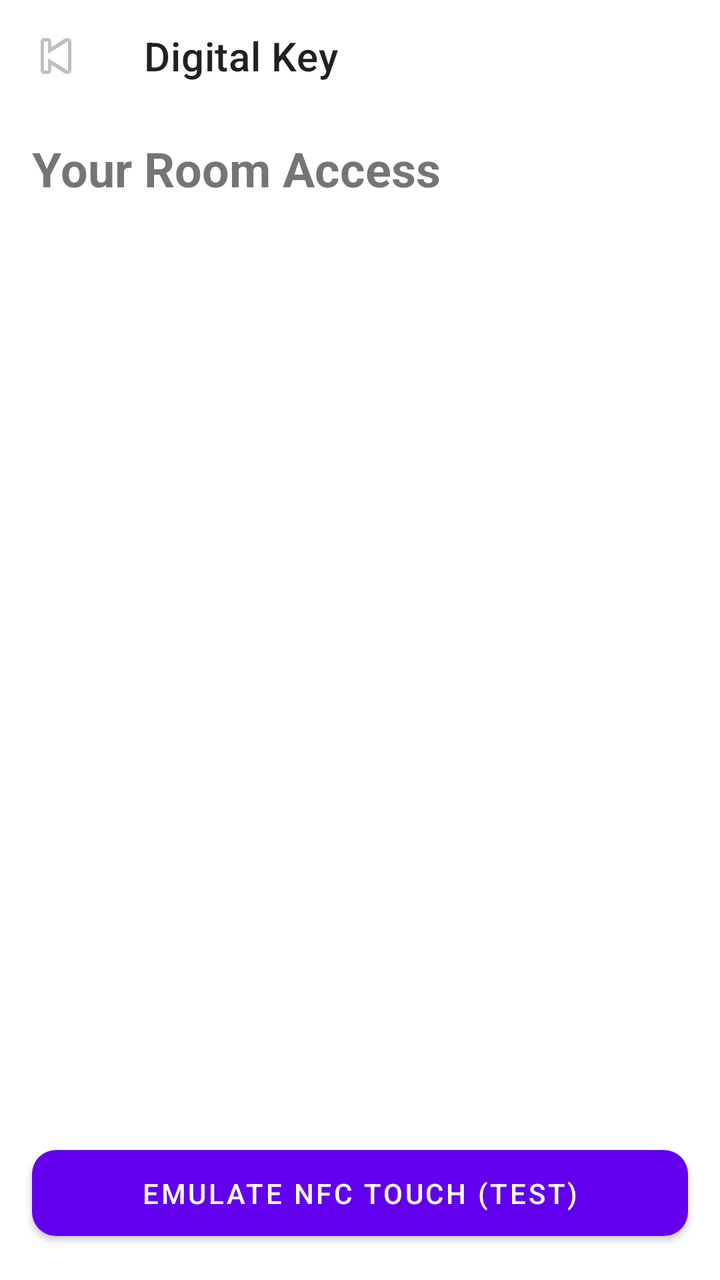
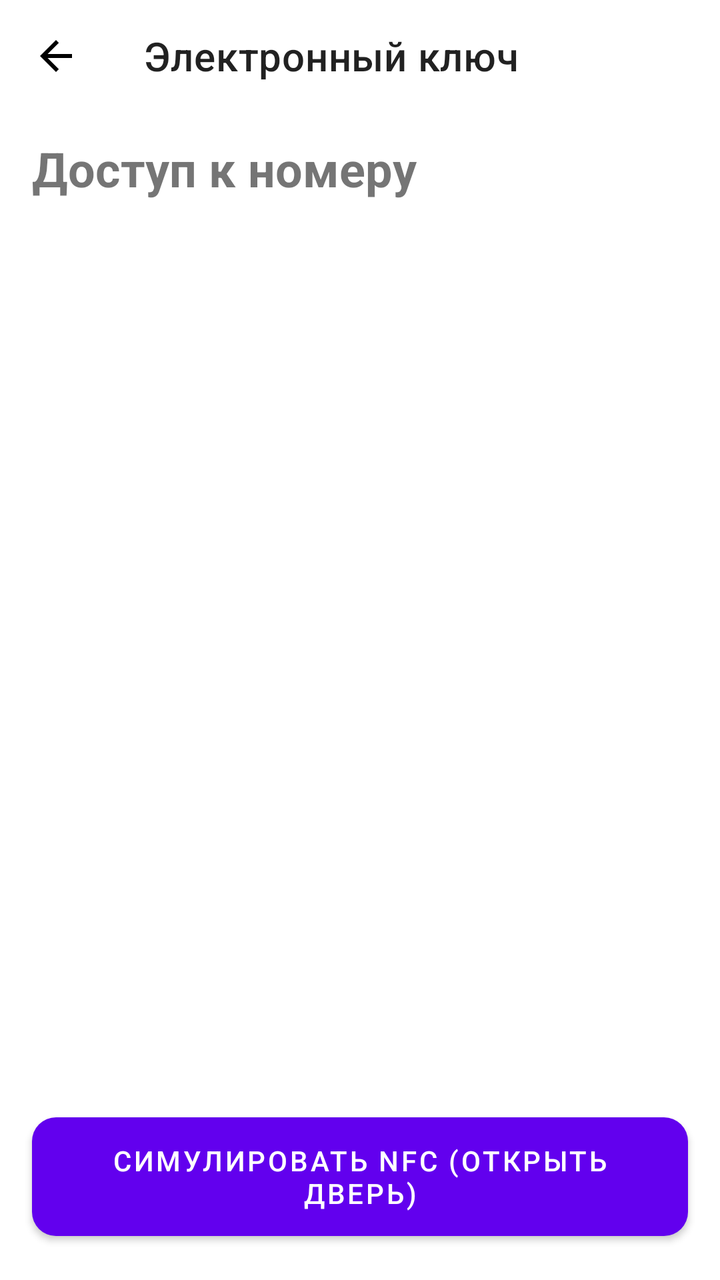

Compare the two renders of this Android layout. The source of the first and the diff that turns it into the second are given below.
<!-- AndroidManifest.xml: application theme Theme.Hotel_App -->
<!-- res/layout/fragment_key.xml -->
<?xml version="1.0" encoding="utf-8"?>
<androidx.constraintlayout.widget.ConstraintLayout xmlns:android="http://schemas.android.com/apk/res/android"
    xmlns:app="http://schemas.android.com/apk/res-auto"
    xmlns:tools="http://schemas.android.com/tools"
    android:layout_width="match_parent"
    android:layout_height="match_parent">

    <com.google.android.material.appbar.MaterialToolbar
        android:id="@+id/toolbar"
        android:layout_width="0dp"
        android:layout_height="?attr/actionBarSize"
        android:background="?attr/colorSurface"
        app:layout_constraintEnd_toEndOf="parent"
        app:layout_constraintStart_toStartOf="parent"
        app:layout_constraintTop_toTopOf="parent"
        app:navigationIcon="@android:drawable/ic_media_previous"
        app:title="Digital Key" />

    <TextView
        android:id="@+id/tvTitle"
        android:layout_width="wrap_content"
        android:layout_height="wrap_content"
        android:layout_marginStart="16dp"
        android:layout_marginTop="12dp"
        android:text="Your Room Access"
        android:textSize="24sp"
        android:textStyle="bold"
        app:layout_constraintStart_toStartOf="parent"
        app:layout_constraintTop_toBottomOf="@id/toolbar" />

    <androidx.recyclerview.widget.RecyclerView
        android:id="@+id/rvKeys"
        android:layout_width="match_parent"
        android:layout_height="0dp"
        android:layout_marginHorizontal="16dp"
        android:layout_marginTop="16dp"
        app:layoutManager="androidx.recyclerview.widget.LinearLayoutManager"
        app:layout_constraintBottom_toTopOf="@id/btnEmulateNfc"
        app:layout_constraintTop_toBottomOf="@id/tvTitle"
        tools:listitem="@layout/layout_item_nfc_key" />

    <com.google.android.material.button.MaterialButton
        android:id="@+id/btnEmulateNfc"
        android:layout_width="match_parent"
        android:layout_height="wrap_content"
        android:layout_margin="16dp"
        android:padding="12dp"
        android:text="Emulate NFC Touch (Test)"
        app:cornerRadius="12dp"
        app:layout_constraintBottom_toBottomOf="parent" />

    <ProgressBar
        android:id="@+id/progressBar"
        android:layout_width="wrap_content"
        android:layout_height="wrap_content"
        android:visibility="gone"
        app:layout_constraintBottom_toBottomOf="parent"
        app:layout_constraintEnd_toEndOf="parent"
        app:layout_constraintStart_toStartOf="parent"
        app:layout_constraintTop_toTopOf="parent" />

</androidx.constraintlayout.widget.ConstraintLayout>
<!-- res/layout/layout_item_nfc_key.xml (included above) -->
<?xml version="1.0" encoding="utf-8"?>
<androidx.cardview.widget.CardView xmlns:android="http://schemas.android.com/apk/res/android"
    xmlns:app="http://schemas.android.com/apk/res-auto"
    android:layout_width="match_parent"
    android:layout_height="wrap_content"
    android:layout_margin="8dp"
    app:cardCornerRadius="16dp"
    app:cardElevation="4dp">

    <androidx.constraintlayout.widget.ConstraintLayout
        android:layout_width="match_parent"
        android:layout_height="wrap_content"
        android:background="@drawable/gradient_key_card"
        android:padding="24dp">

        <ImageView
            android:id="@+id/ivNfcIcon"
            android:layout_width="64dp"
            android:layout_height="64dp"
            android:src="@drawable/ic_nfc"
            app:layout_constraintEnd_toEndOf="parent"
            app:layout_constraintStart_toStartOf="parent"
            app:layout_constraintTop_toTopOf="parent"
            app:tint="@android:color/white" />

        <TextView
            android:id="@+id/tvNfcStatus"
            android:layout_width="wrap_content"
            android:layout_height="wrap_content"
            android:layout_marginTop="16dp"
            android:text="Ready to Unlock"
            android:textColor="@android:color/white"
            android:textSize="18sp"
            android:textStyle="bold"
            app:layout_constraintEnd_toEndOf="parent"
            app:layout_constraintStart_toStartOf="parent"
            app:layout_constraintTop_toBottomOf="@id/ivNfcIcon" />

        <TextView
            android:id="@+id/tvRoomNumber"
            android:layout_width="wrap_content"
            android:layout_height="wrap_content"
            android:layout_marginTop="24dp"
            android:text="ROOM 304"
            android:textColor="@android:color/white"
            android:textSize="28sp"
            android:textStyle="bold"
            app:layout_constraintStart_toStartOf="parent"
            app:layout_constraintTop_toBottomOf="@id/tvNfcStatus" />

        <TextView
            android:id="@+id/tvRoomType"
            android:layout_width="wrap_content"
            android:layout_height="wrap_content"
            android:text="Deluxe Suite"
            android:textColor="#CCCCCC"
            android:textSize="14sp"
            app:layout_constraintStart_toStartOf="@id/tvRoomNumber"
            app:layout_constraintTop_toBottomOf="@id/tvRoomNumber" />

        <TextView
            android:id="@+id/tvValidUntil"
            android:layout_width="wrap_content"
            android:layout_height="wrap_content"
            android:layout_marginTop="16dp"
            android:text="Valid until: 2026-03-20"
            android:textColor="#BBBBBB"
            android:textSize="12sp"
            app:layout_constraintStart_toStartOf="parent"
            app:layout_constraintTop_toBottomOf="@id/tvRoomType" />

        <TextView
            android:id="@+id/tvLastUsed"
            android:layout_width="wrap_content"
            android:layout_height="wrap_content"
            android:text="Last used: Never"
            android:textColor="#BBBBBB"
            android:textSize="12sp"
            app:layout_constraintEnd_toEndOf="parent"
            app:layout_constraintTop_toTopOf="@id/tvValidUntil" />

    </androidx.constraintlayout.widget.ConstraintLayout>
</androidx.cardview.widget.CardView>
<!-- resources referenced by this layout -->
<resources>
  <!-- drawable gradient_key_card (drawable) -->
  <?xml version="1.0" encoding="utf-8"?>
  <shape xmlns:android="http://schemas.android.com/apk/res/android"
      android:shape="rectangle">
      <gradient
          android:angle="45"
          android:endColor="#1A237E"
          android:startColor="#3F51B5"
          android:type="linear" />
      <corners android:radius="16dp" />
  </shape>
  <!-- drawable ic_nfc (drawable) -->
  <?xml version="1.0" encoding="utf-8"?>
  <vector xmlns:android="http://schemas.android.com/apk/res/android"
      android:width="24dp"
      android:height="24dp"
      android:viewportWidth="24"
      android:viewportHeight="24">
      <path
          android:fillColor="#FFFFFFFF"
          android:pathData="M7,2h7c1.66,0 3,1.34 3,3v14c0,1.66 -1.34,3 -3,3H7c-1.66,0 -3,-1.34 -3,-3V5c0,-1.66 1.34,-3 3,-3zM7,4c-0.55,0 -1,0.45 -1,1v14c0,0.55 0.45,1 1,1h7c0.55,0 1,-0.45 1,-1V5c0,-0.55 -0.45,-1 -1,-1H7z" />
      <path
          android:fillColor="#FFFFFFFF"
          android:pathData="M19.5,8.5c1.66,1.66 1.66,5.34 0,7l-1.41,-1.41c0.78,-0.78 0.78,-3.4 0,-4.18L19.5,8.5z" />
      <path
          android:fillColor="#FFFFFFFF"
          android:pathData="M17.38,10.62c0.78,0.78 0.78,2.0 0,2.78l-1.41,-1.41c0.16,-0.16 0.16,-0.2 0,-0.36l1.41,-1.01z" />
  </vector>
  <style name="Theme.Hotel_App" parent="Theme.MaterialComponents.DayNight.NoActionBar">
          
          <item name="colorPrimary">@color/purple_500</item>
          <item name="colorPrimaryVariant">@color/purple_700</item>
          <item name="colorOnPrimary">@color/white</item>
          
          <item name="colorSecondary">@color/teal_200</item>
          <item name="colorSecondaryVariant">@color/teal_700</item>
          <item name="colorOnSecondary">@color/black</item>
          
          <item name="android:statusBarColor">?attr/colorPrimaryVariant</item>
          
      </style>
  <color name="purple_500">#FF6200EE</color>
  <color name="purple_700">#FF3700B3</color>
  <color name="white">#FFFFFFFF</color>
  <color name="teal_200">#FF03DAC5</color>
  <color name="teal_700">#FF018786</color>
  <color name="black">#FF000000</color>
</resources>

<!-- the commit's change to res/layout/fragment_key.xml (unified diff, before → after) -->
@@ -13,8 +13,9 @@
         app:layout_constraintEnd_toEndOf="parent"
         app:layout_constraintStart_toStartOf="parent"
         app:layout_constraintTop_toTopOf="parent"
-        app:navigationIcon="@android:drawable/ic_media_previous"
-        app:title="Digital Key" />
+        app:navigationIcon="@drawable/ic_back_arrow"
+        app:navigationContentDescription="Назад"
+        app:title="@string/nfc_digital_key" />
 
     <TextView
         android:id="@+id/tvTitle"
@@ -22,7 +23,7 @@
         android:layout_height="wrap_content"
         android:layout_marginStart="16dp"
         android:layout_marginTop="12dp"
-        android:text="Your Room Access"
+        android:text="Доступ к номеру"
         android:textSize="24sp"
         android:textStyle="bold"
         app:layout_constraintStart_toStartOf="parent"
@@ -45,7 +46,7 @@
         android:layout_height="wrap_content"
         android:layout_margin="16dp"
         android:padding="12dp"
-        android:text="Emulate NFC Touch (Test)"
+        android:text="@string/simulate_nfc_scan"
         app:cornerRadius="12dp"
         app:layout_constraintBottom_toBottomOf="parent" />
 
@@ -91,7 +92,7 @@
             android:layout_width="wrap_content"
             android:layout_height="wrap_content"
             android:layout_marginTop="16dp"
-            android:text="Ready to Unlock"
+            android:text="@string/ready_to_unlock"
             android:textColor="@android:color/white"
             android:textSize="18sp"
             android:textStyle="bold"
@@ -104,7 +105,7 @@
             android:layout_width="wrap_content"
             android:layout_height="wrap_content"
             android:layout_marginTop="24dp"
-            android:text="ROOM 304"
+            android:text="@string/room_empty"
             android:textColor="@android:color/white"
             android:textSize="28sp"
             android:textStyle="bold"
@@ -126,7 +127,7 @@
             android:layout_width="wrap_content"
             android:layout_height="wrap_content"
             android:layout_marginTop="16dp"
-            android:text="Valid until: 2026-03-20"
+            android:text="@string/valid_until_empty"
             android:textColor="#BBBBBB"
             android:textSize="12sp"
             app:layout_constraintStart_toStartOf="parent"
@@ -136,7 +137,7 @@
             android:id="@+id/tvLastUsed"
             android:layout_width="wrap_content"
             android:layout_height="wrap_content"
-            android:text="Last used: Never"
+            android:text="@string/last_used_never"
             android:textColor="#BBBBBB"
             android:textSize="12sp"
             app:layout_constraintEnd_toEndOf="parent"
<!-- resource entries referenced after the edit -->
@@ -11,6 +11,20 @@
           android:type="linear" />
       <corners android:radius="16dp" />
   </shape>
+  <!-- drawable ic_back_arrow (drawable) -->
+  <vector xmlns:android="http://schemas.android.com/apk/res/android"
+      android:width="24dp"
+      android:height="24dp"
+      android:viewportWidth="24"
+      android:viewportHeight="24"
+      android:tint="?attr/colorOnSurface"
+      android:autoMirrored="true">
+      
+      <path
+          android:fillColor="@android:color/white"
+          android:pathData="M20,11H7.83l5.59,-5.59L12,4l-8,8 8,8 1.41,-1.41L7.83,13H20v-2z"/>
+      
+  </vector>
   <!-- drawable ic_nfc (drawable) -->
   <?xml version="1.0" encoding="utf-8"?>
   <vector xmlns:android="http://schemas.android.com/apk/res/android"
@@ -28,6 +42,12 @@
           android:fillColor="#FFFFFFFF"
           android:pathData="M17.38,10.62c0.78,0.78 0.78,2.0 0,2.78l-1.41,-1.41c0.16,-0.16 0.16,-0.2 0,-0.36l1.41,-1.01z" />
   </vector>
+  <string name="last_used_never">Использован: Никогда</string>
+  <string name="nfc_digital_key">Электронный ключ</string>
+  <string name="ready_to_unlock">Готов к открытию</string>
+  <string name="room_empty">Номер ---</string>
+  <string name="simulate_nfc_scan">Симулировать NFC (Открыть дверь)</string>
+  <string name="valid_until_empty">Действует до: --/--/--</string>
   <style name="Theme.Hotel_App" parent="Theme.MaterialComponents.DayNight.NoActionBar">
           
           <item name="colorPrimary">@color/purple_500</item>
